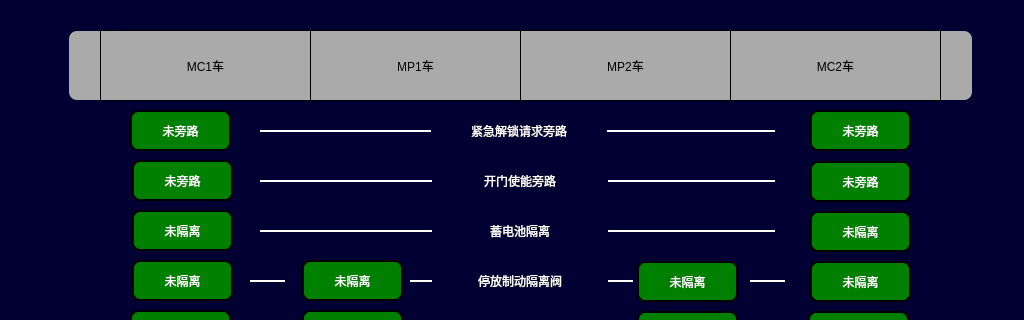
Above: bypasspage2.ui from 994656234/HHL before the change; both pictures show x 0 to 1024 and y 0 to 320 of the 1024 by 706 pixel window. Below: the same form after it.
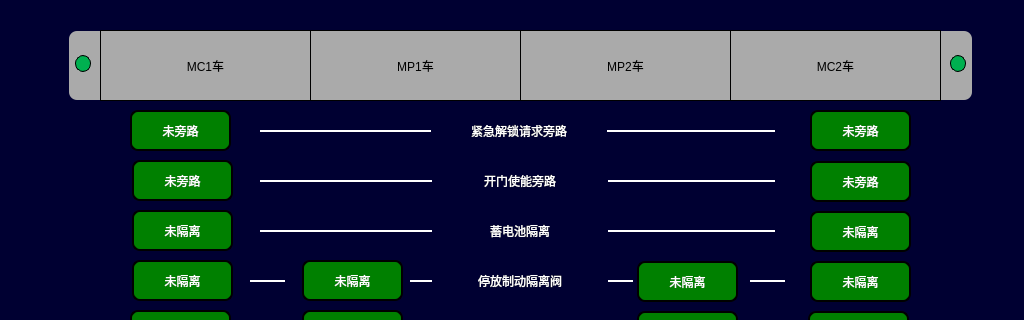
That is the form after the change. Icons and pictures are not drawn.

```diff
--- a/bypasspage2.ui
+++ b/bypasspage2.ui
@@ -179,7 +179,9 @@
    </property>
    <property name="styleSheet">
     <string notr="true">background-color: rgb(0, 176, 80);
-border-radius:8px;</string>
+border-radius:8px;
+font:24px,&quot;微软雅黑&quot;;
+border:1px solid black;</string>
    </property>
    <property name="text">
     <string/>
@@ -573,7 +575,9 @@
    </property>
    <property name="styleSheet">
     <string notr="true">background-color: rgb(0, 176, 80);
-border-radius:8px;</string>
+border-radius:8px;
+font:24px,&quot;微软雅黑&quot;;
+border:1px solid black;</string>
    </property>
    <property name="text">
     <string/>
@@ -1456,6 +1460,8 @@
     <set>Qt::AlignCenter</set>
    </property>
   </widget>
+  <zorder>label_2</zorder>
+  <zorder>label</zorder>
   <zorder>linelbl1_11</zorder>
   <zorder>linelbl1_13</zorder>
   <zorder>linelbl1_15</zorder>
@@ -1490,8 +1496,6 @@
   <zorder>BTN5</zorder>
   <zorder>LBL1_8</zorder>
   <zorder>LBL1_9</zorder>
-  <zorder>label</zorder>
-  <zorder>label_2</zorder>
   <zorder>BTN1</zorder>
   <zorder>LBL1</zorder>
   <zorder>lbl4_2</zorder>
```
